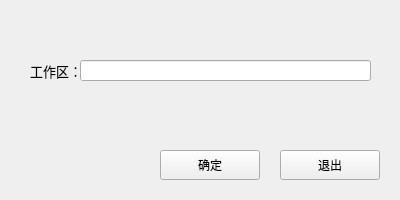
Above: ui/uifiles/select_workspace.ui from kslz/sound_dataset_tools2 before the change. Below: the same form after it.
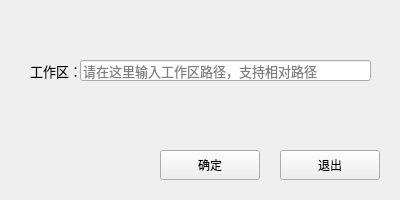
That is the form after the change.

```diff
--- a/ui/uifiles/select_workspace.ui
+++ b/ui/uifiles/select_workspace.ui
@@ -53,6 +53,9 @@
      <pointsize>10</pointsize>
     </font>
    </property>
+   <property name="placeholderText">
+    <string>请在这里输入工作区路径，支持相对路径</string>
+   </property>
   </widget>
   <widget class="QLabel" name="label">
    <property name="geometry">
```
